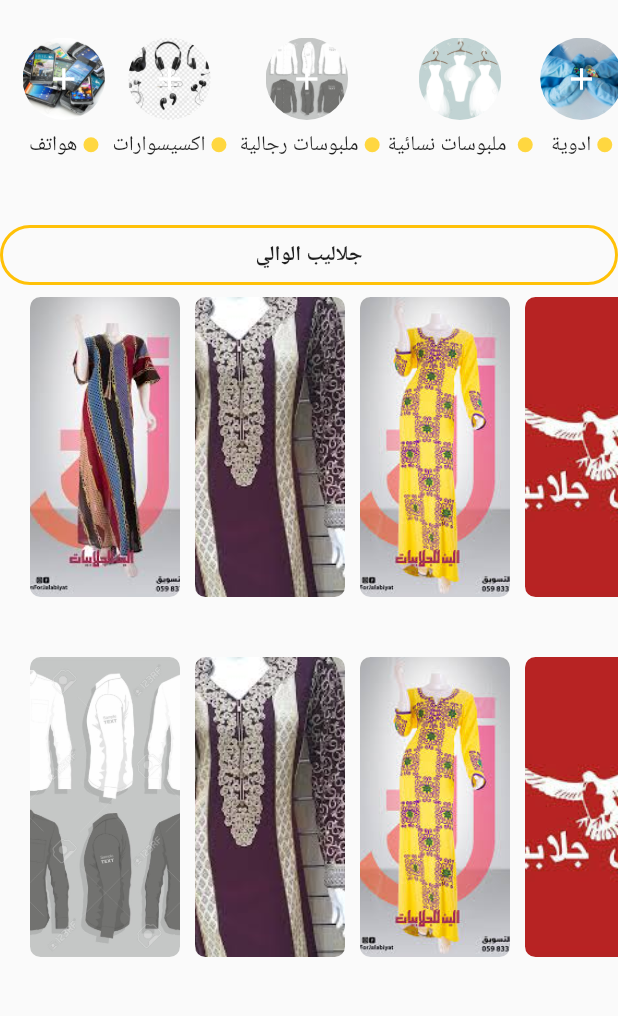
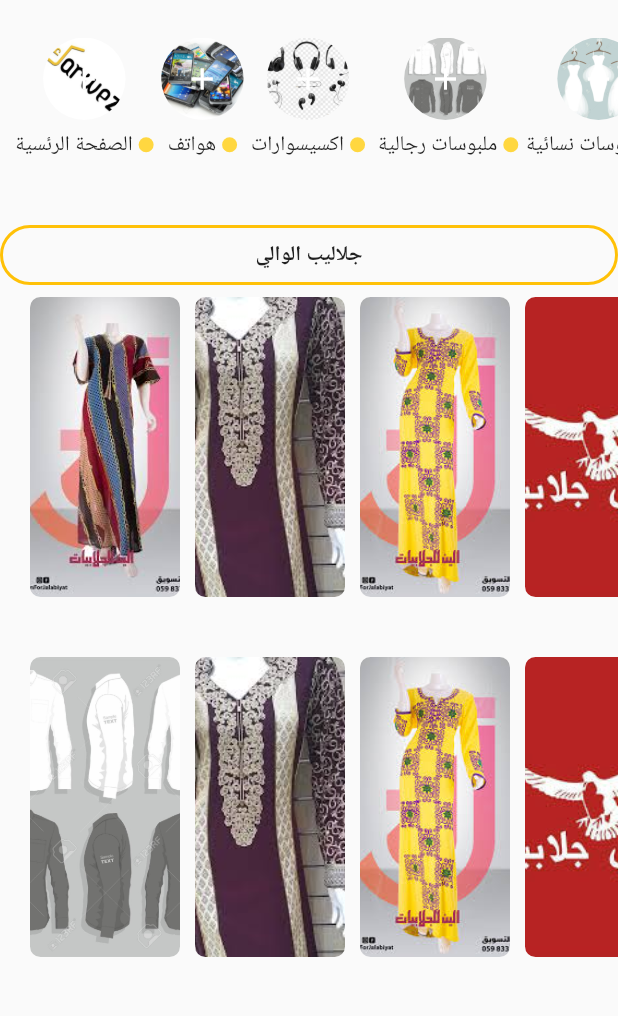
Before and after one commit to Goombugi/Karwez, a Flutter app: the screen it shows after launch, after a tap on the "add" icon, on a phone screen of 412 x 824 dp, the part 84-1100 px from its top. Run offline on Flutter 3.47's test engine with Material 2 defaults, Android fonts, the phone set to English and light mode, and no system bars.

Commit message:
Linking the pages

```diff
--- a/lib/main.dart
+++ b/lib/main.dart
@@ -182,16 +182,17 @@ class _HomeState extends State<Home> {
               scrollDirection: Axis.horizontal,
               padding: EdgeInsets.all(10.0),
               children: [
+                listItem('assets/K-Wight1.jpg', 'الصفحة الرئسية', true, '/'),
                 SizedBox(width: 5.0),
-                listItem('assets/smartphones.jpg', 'هواتف', true),
+                listItem('assets/smartphones.jpg', 'هواتف', true, '/phonesShop'),
                 SizedBox(width: 5.0),
-                listItem('assets/accessories.jpg', 'اكسيسوارات', true),
+                listItem('assets/accessories.jpg', 'اكسيسوارات', true, null),
                 SizedBox(width: 5.0),
-                listItem('assets/md.jpg', ' ملبوسات رجالية', true),
+                listItem('assets/md.jpg', ' ملبوسات رجالية', true,'/menDresses'),
                 SizedBox(width: 5.0),
-                listItem('assets/wd.jpg', 'ملبوسات نسائية ', true),
+                listItem('assets/wd.jpg', 'ملبوسات نسائية ', true,'/womenDresses'),
                 SizedBox(width: 5.0),
-                listItem('assets/drugs.jpg', 'ادوية', true),
+                listItem('assets/drugs.jpg', 'ادوية', true,'/pharmacies'),
 
               ],
             ),
@@ -330,6 +331,7 @@ class _HomeState extends State<Home> {
         InkWell(
           onTap: (){
             //selectShop(name);
+
           },
           child: Container(
             //height: 50.0,
@@ -346,7 +348,7 @@ class _HomeState extends State<Home> {
 
 
 // list of my item shows
-  listItem(String imgPath, String name, bool available) {
+  listItem(String imgPath, String name, bool available,String toPage) {
     return Column(
       children: [
         Container(
@@ -363,7 +365,9 @@ class _HomeState extends State<Home> {
           child: IconButton(
             icon: Icon(Icons.add),
             color: Colors.white,
-            onPressed: () {},
+            onPressed: () {
+              Navigator.pushNamed(context, toPage);
+            },
           ),
 
         ),
```
